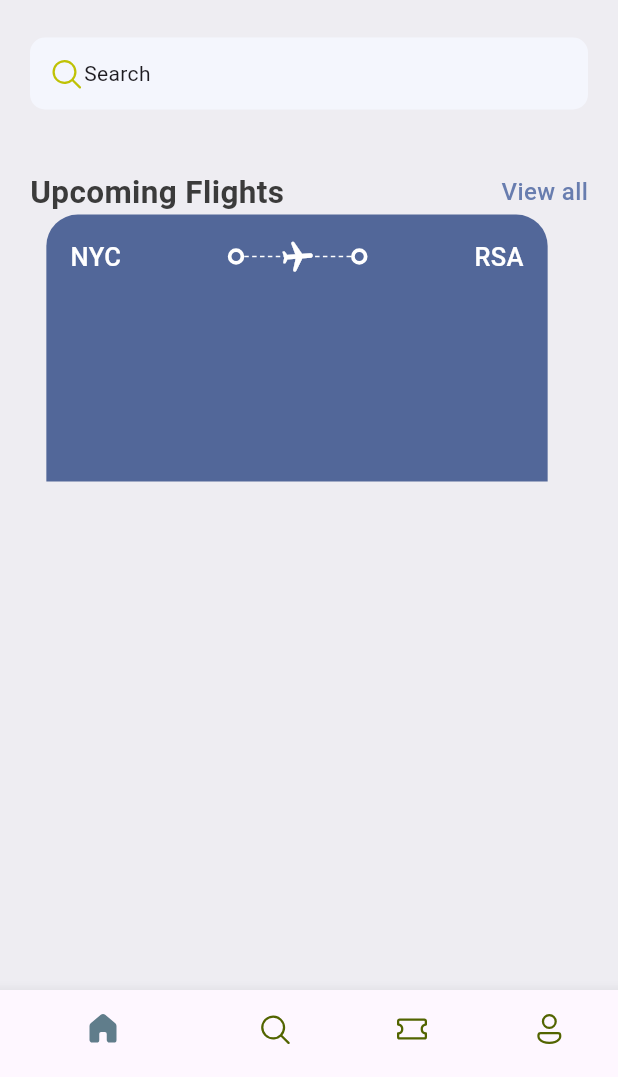
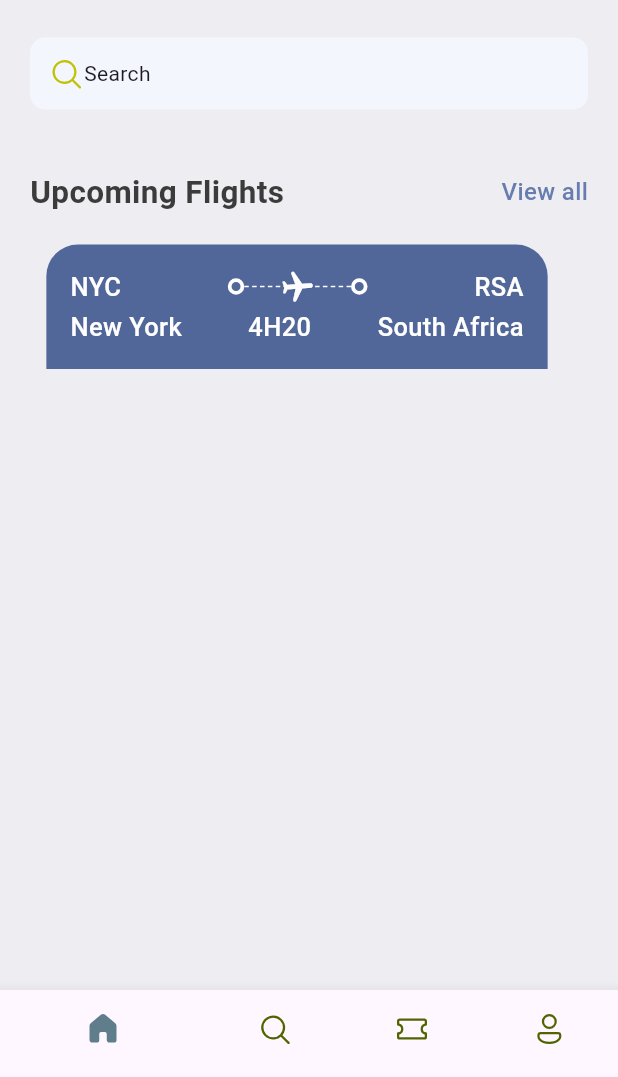
Before and after one commit to Gontse/ticket_app, a Flutter app: the screen it shows after launch, on a phone screen of 412 x 824 dp, the part 159-1236 px from its top. Run offline on Flutter 3.47's test engine with Material 3 defaults, Android fonts, the phone set to English and light mode, and no system bars; our stand-ins replace fluentui_icons.

Commit message:
Styling Update

```diff
--- a/lib/Core/Widgets/ticket_view.dart
+++ b/lib/Core/Widgets/ticket_view.dart
@@ -15,6 +15,9 @@ class TicketView extends StatelessWidget {
       height: 178,
       child: Container(
         margin: const EdgeInsets.only(right: 16),
+        child: Column(
+          children: [
+            Container(
               padding: const EdgeInsets.all(16),
               decoration: BoxDecoration(
                   color: AppStyles.ticketBlue,
@@ -23,6 +26,7 @@ class TicketView extends StatelessWidget {
               child: Center(
                   child: Column(
                     children: [
+                      // Departure/Destination names
                       Row(
                         children: [
                           Text(
@@ -55,10 +59,34 @@ class TicketView extends StatelessWidget {
                             style: AppStyles.headlineStyle3.copyWith(color: Colors.white),
                           ),
                         ],
+                      ),
+                      const SizedBox(height: 3,),
+                      // Dates and Time
+                      Row(
+                        children: [
+                          Text(
+                            "New York",
+                            style: AppStyles.headlineStyle3.copyWith(color: Colors.white),
+                          ),
+                          Expanded(child: Container()),
+                          Text(
+                            "4H20",
+                            style: AppStyles.headlineStyle3.copyWith(color: Colors.white),
+                          ),
+                          Expanded(child: Container()),
+                          Text(
+                            "South Africa",
+                            style: AppStyles.headlineStyle3.copyWith(color: Colors.white),
+                          ),
+                        ],
                       )
                     ],
                   )),
             ),
+          ],
+        ),
+      )
+
     );
   }
 }
--- a/lib/screens/home_screen.dart
+++ b/lib/screens/home_screen.dart
@@ -43,35 +43,35 @@ class HomeScreen extends StatelessWidget {
                       decoration: BoxDecoration(
                           borderRadius: BorderRadius.circular(10),
                           image: DecorationImage(
-                          image: AssetImage(AppMedia.logo)
-                        )
-                      ),
+                              image: AssetImage(AppMedia.logo))),
                     )
                   ],
                 ),
-              SizedBox(height: 25),
+                const SizedBox(height: 25),
                 Container(
-                    padding: const EdgeInsets.symmetric(horizontal: 12, vertical: 12),
+                    padding: const EdgeInsets.symmetric(
+                        horizontal: 12, vertical: 12),
                     decoration: BoxDecoration(
                         borderRadius: BorderRadius.circular(10),
-                    color: const Color(0xFFF4F6FD)
-                  ),
+                        color: const Color(0xFFF4F6FD)),
                     child: const Row(
                       children: [
-                      Icon(FluentSystemIcons.ic_fluent_search_regular,
+                        Icon(
+                          FluentSystemIcons.ic_fluent_search_regular,
                           color: Color(0xFFBFC205),
                         ),
                         Text("Search")
                       ],
-                  )
-                ),
+                    )),
                 const SizedBox(height: 40),
                 const AppDoubleText(bigText: "Upcoming Flights", smallText: "View all"),
+                const SizedBox(
+                  height: 20,
+                ),
                 const TicketView()
               ],
             ),
           ),
-
         ],
       ),
     );
```
Lines whose indentation alone changed are shown as unchanged.
